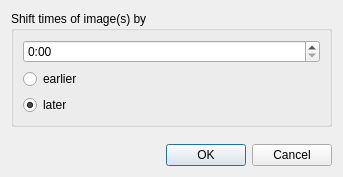
Qt form qt-ui/shiftimagetimes.ui (subsurface/subsurface) before a commit.
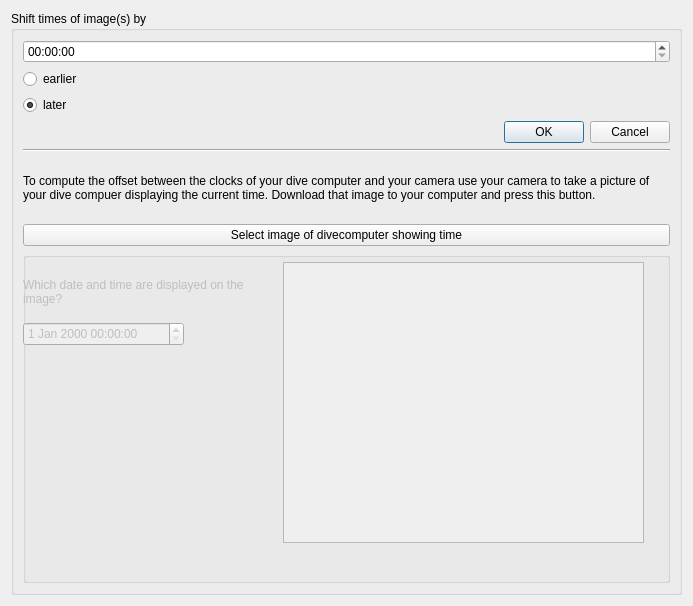
The same form after that commit. Icons and pictures are not drawn.

Commit message: Compute dive computer/camera time offset from sample picture

Patch:
```diff
--- a/qt-ui/shiftimagetimes.ui
+++ b/qt-ui/shiftimagetimes.ui
@@ -6,8 +6,8 @@
    <rect>
     <x>0</x>
     <y>0</y>
-    <width>343</width>
-    <height>177</height>
+    <width>693</width>
+    <height>606</height>
    </rect>
   </property>
   <property name="sizePolicy">
@@ -25,7 +25,7 @@
    </iconset>
   </property>
   <layout class="QVBoxLayout" name="verticalLayout_2">
-   <item alignment="Qt::AlignTop">
+   <item>
     <widget class="QGroupBox" name="groupBox">
      <property name="title">
       <string>Shift times of image(s) by</string>
@@ -40,6 +40,16 @@
           <day>1</day>
          </date>
         </property>
+        <property name="maximumDateTime">
+         <datetime>
+          <hour>23</hour>
+          <minute>59</minute>
+          <second>59</second>
+          <year>2010</year>
+          <month>12</month>
+          <day>31</day>
+         </datetime>
+        </property>
         <property name="minimumDateTime">
          <datetime>
           <hour>0</hour>
@@ -52,13 +62,31 @@
         </property>
         <property name="maximumDate">
          <date>
+          <year>2010</year>
+          <month>12</month>
+          <day>31</day>
+         </date>
+        </property>
+        <property name="minimumDate">
+         <date>
           <year>2000</year>
           <month>1</month>
           <day>1</day>
          </date>
         </property>
-        <property name="displayFormat">
-         <string>h:mm</string>
+        <property name="maximumTime">
+         <time>
+          <hour>23</hour>
+          <minute>59</minute>
+          <second>59</second>
+         </time>
+        </property>
+        <property name="minimumTime">
+         <time>
+          <hour>0</hour>
+          <minute>0</minute>
+          <second>0</second>
+         </time>
         </property>
         <property name="timeSpec">
          <enum>Qt::LocalTime</enum>
@@ -82,19 +110,113 @@
         </property>
        </widget>
       </item>
+      <item>
+       <widget class="QDialogButtonBox" name="buttonBox">
+        <property name="orientation">
+         <enum>Qt::Horizontal</enum>
+        </property>
+        <property name="standardButtons">
+         <set>QDialogButtonBox::Cancel|QDialogButtonBox::Ok</set>
+        </property>
+       </widget>
+      </item>
+      <item>
+       <widget class="Line" name="line">
+        <property name="orientation">
+         <enum>Qt::Horizontal</enum>
+        </property>
+       </widget>
+      </item>
+      <item>
+       <widget class="QLabel" name="label">
+        <property name="maximumSize">
+         <size>
+          <width>16777215</width>
+          <height>60</height>
+         </size>
+        </property>
+        <property name="layoutDirection">
+         <enum>Qt::LeftToRight</enum>
+        </property>
+        <property name="text">
+         <string>To compute the offset between the clocks of your dive computer and your camera use your camera to take a picture of your dive compuer displaying the current time. Download that image to your computer and press this button.</string>
+        </property>
+        <property name="wordWrap">
+         <bool>true</bool>
+        </property>
+       </widget>
+      </item>
+      <item>
+       <widget class="QPushButton" name="syncCamera">
+        <property name="toolTip">
+         <string>Determine camera time offset</string>
+        </property>
+        <property name="text">
+         <string>Select image of divecomputer showing time</string>
+        </property>
+       </widget>
+      </item>
+      <item>
+       <widget class="QGroupBox" name="displayDC">
+        <property name="enabled">
+         <bool>false</bool>
+        </property>
+        <property name="title">
+         <string/>
+        </property>
+        <widget class="QDateTimeEdit" name="dcTime">
+         <property name="geometry">
+          <rect>
+           <x>0</x>
+           <y>70</y>
+           <width>161</width>
+           <height>24</height>
+          </rect>
+         </property>
+        </widget>
+        <widget class="QLabel" name="label_2">
+         <property name="geometry">
+          <rect>
+           <x>0</x>
+           <y>10</y>
+           <width>234</width>
+           <height>60</height>
+          </rect>
+         </property>
+         <property name="maximumSize">
+          <size>
+           <width>16777215</width>
+           <height>60</height>
+          </size>
+         </property>
+         <property name="text">
+          <string>Which date and time are displayed on the image?</string>
+         </property>
+         <property name="wordWrap">
+          <bool>true</bool>
+         </property>
+        </widget>
+        <widget class="QGraphicsView" name="DCImage">
+         <property name="geometry">
+          <rect>
+           <x>260</x>
+           <y>10</y>
+           <width>361</width>
+           <height>281</height>
+          </rect>
+         </property>
+         <property name="verticalScrollBarPolicy">
+          <enum>Qt::ScrollBarAlwaysOff</enum>
+         </property>
+         <property name="horizontalScrollBarPolicy">
+          <enum>Qt::ScrollBarAlwaysOff</enum>
+         </property>
+        </widget>
+       </widget>
+      </item>
      </layout>
     </widget>
    </item>
-   <item>
-    <widget class="QDialogButtonBox" name="buttonBox">
-     <property name="orientation">
-      <enum>Qt::Horizontal</enum>
-     </property>
-     <property name="standardButtons">
-      <set>QDialogButtonBox::Cancel|QDialogButtonBox::Ok</set>
-     </property>
-    </widget>
-   </item>
   </layout>
  </widget>
  <resources>
```
The commit also changes 4 other files.
